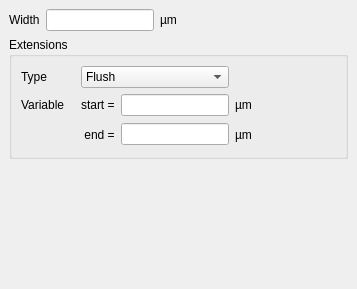
Above: src/edt/edt/EditorOptionsPath.ui from KLayout/klayout before the change. Below: the same form after it.
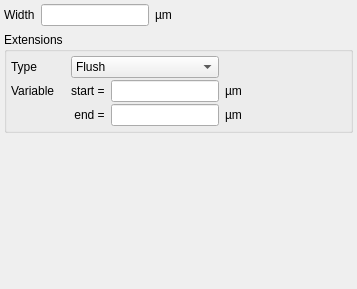
That is the form after the change.

What changed in the file:
```diff
--- a/src/edt/edt/EditorOptionsPath.ui
+++ b/src/edt/edt/EditorOptionsPath.ui
@@ -18,16 +18,16 @@
     <number>6</number>
    </property>
    <property name="leftMargin">
-    <number>9</number>
+    <number>4</number>
    </property>
    <property name="topMargin">
-    <number>9</number>
+    <number>4</number>
    </property>
    <property name="rightMargin">
-    <number>9</number>
+    <number>4</number>
    </property>
    <property name="bottomMargin">
-    <number>9</number>
+    <number>4</number>
    </property>
    <item>
     <widget class="QFrame" name="frame_2">
@@ -106,20 +106,23 @@
      </property>
      <layout class="QGridLayout">
       <property name="leftMargin">
-       <number>9</number>
+       <number>4</number>
       </property>
       <property name="topMargin">
-       <number>9</number>
+       <number>4</number>
       </property>
       <property name="rightMargin">
-       <number>9</number>
+       <number>4</number>
       </property>
       <property name="bottomMargin">
-       <number>9</number>
+       <number>4</number>
       </property>
-      <property name="spacing">
+      <property name="horizontalSpacing">
        <number>6</number>
       </property>
+      <property name="verticalSpacing">
+       <number>2</number>
+      </property>
       <item row="0" column="4" rowspan="3">
        <spacer>
         <property name="orientation">
@@ -128,7 +131,7 @@
         <property name="sizeHint" stdset="0">
          <size>
           <width>21</width>
-          <height>81</height>
+          <height>10</height>
          </size>
         </property>
        </spacer>
```
